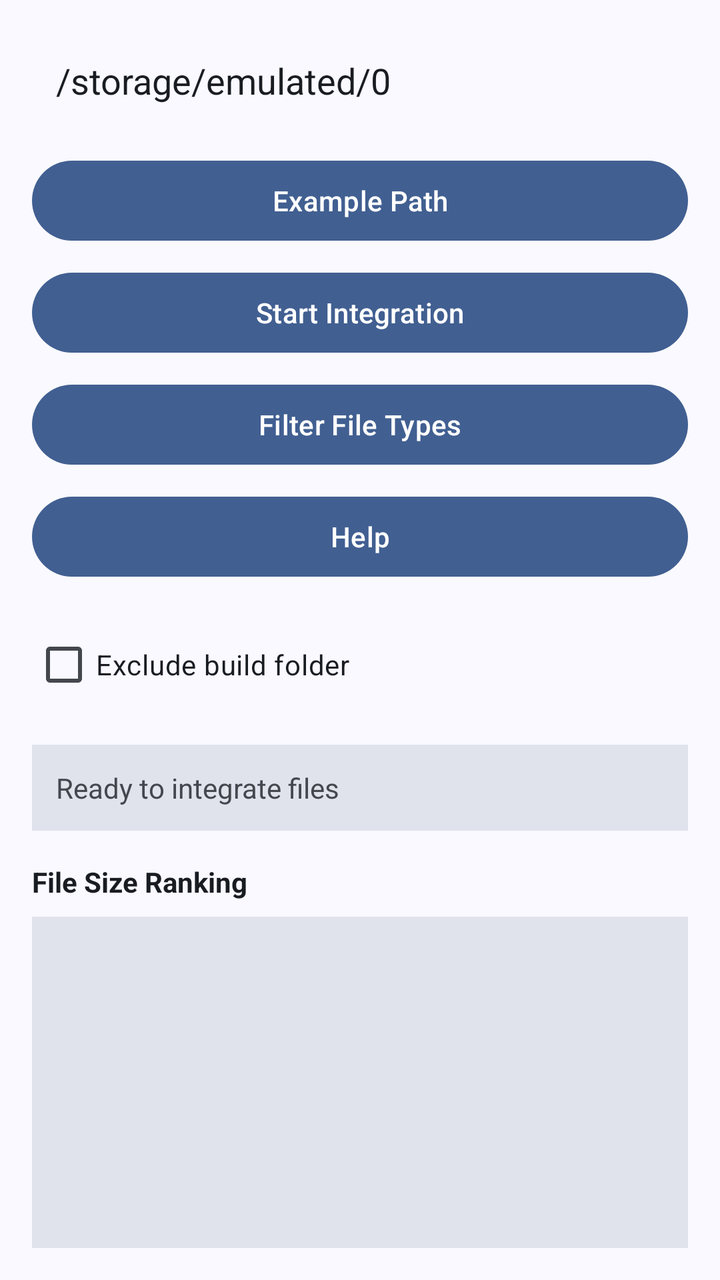
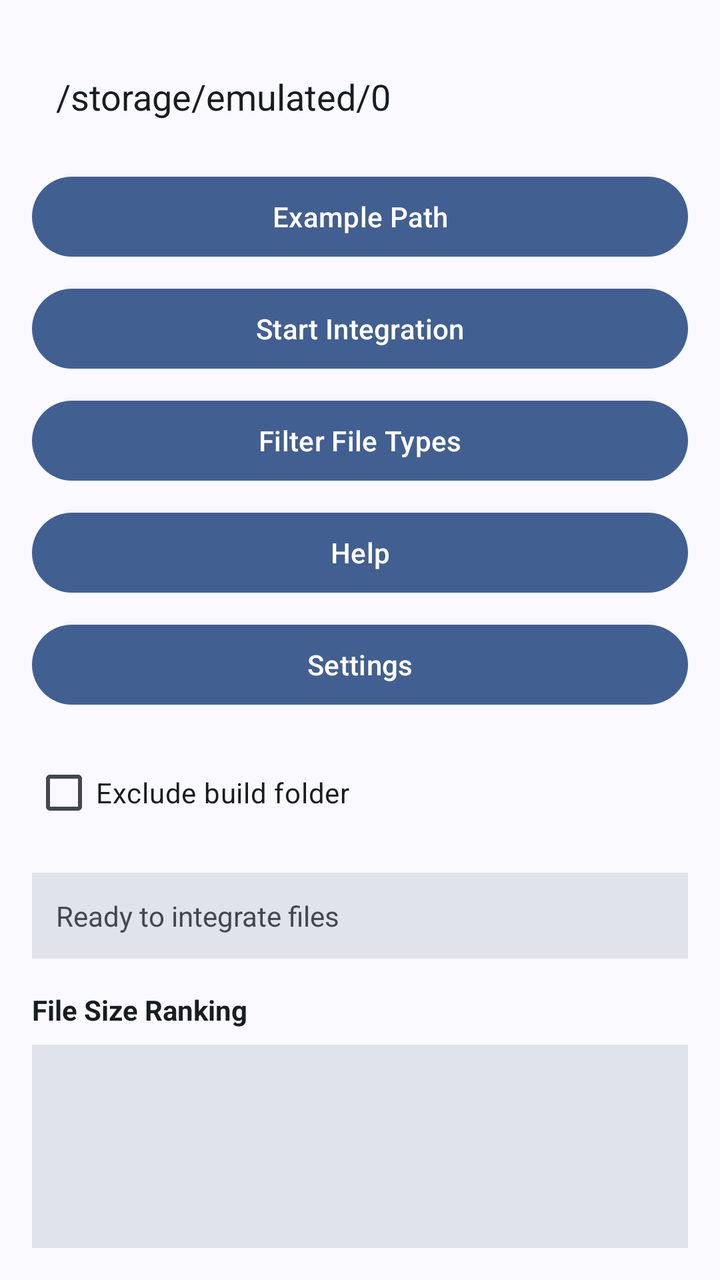

Before-and-after screenshots of an Android layout around one commit, followed by the original layout XML and the change that was made.
<!-- AndroidManifest.xml: application theme AppTheme -->
<!-- res/layout/activity_main.xml -->
<?xml version="1.0" encoding="utf-8"?>
<LinearLayout xmlns:android="http://schemas.android.com/apk/res/android"
    android:layout_width="match_parent"
    android:layout_height="match_parent"
    android:orientation="vertical"
    android:padding="16dp"
    android:background="@color/md_theme_background">

    <EditText
        android:id="@+id/edtSourcePath"
        android:layout_width="match_parent"
        android:layout_height="wrap_content"
        android:hint="e.g., /storage/emulated/0/MyProject"
        android:text="/storage/emulated/0"
        android:padding="12dp"
        android:layout_marginBottom="12dp"
        android:textColor="@color/md_theme_onSurface"
        android:textColorHint="@color/md_theme_outline"
        android:background="@color/md_theme_surface"
        android:inputType="text" />

    <Button
        android:id="@+id/btnSelectSource"
        android:layout_width="match_parent"
        android:layout_height="wrap_content"
        android:text="Example Path"
        android:layout_marginBottom="8dp" />

    <Button
        android:id="@+id/btnIntegrate"
        android:layout_width="match_parent"
        android:layout_height="wrap_content"
        android:text="Start Integration"
        android:layout_marginBottom="8dp" />

    <Button
        android:id="@+id/btnFileTypes"
        android:layout_width="match_parent"
        android:layout_height="wrap_content"
        android:text="Filter File Types"
        android:layout_marginBottom="8dp" />

    <Button
        android:id="@+id/btnHelp"
        android:layout_width="match_parent"
        android:layout_height="wrap_content"
        android:text="Help"
        android:layout_marginBottom="16dp" />

    <CheckBox
        android:id="@+id/cbExcludeBuild"
        android:layout_width="match_parent"
        android:layout_height="wrap_content"
        android:text="Exclude build folder"
        android:layout_marginBottom="16dp"
        android:textColor="@color/md_theme_onSurface" />

    <TextView
        android:id="@+id/tvStatus"
        android:layout_width="match_parent"
        android:layout_height="wrap_content"
        android:text="Ready to integrate files"
        android:padding="12dp"
        android:background="@color/md_theme_surfaceVariant"
        android:textColor="@color/md_theme_onSurfaceVariant"
        android:layout_marginBottom="16dp" />

    <TextView
        android:layout_width="match_parent"
        android:layout_height="wrap_content"
        android:text="File Size Ranking"
        android:textStyle="bold"
        android:textColor="@color/md_theme_onSurface"
        android:layout_marginBottom="8dp" />

    <ListView
        android:id="@+id/lvFileRanking"
        android:layout_width="match_parent"
        android:layout_height="200dp"
        android:background="@color/md_theme_surfaceVariant" />

</LinearLayout>
<!-- resources referenced by this layout -->
<resources>
  <color name="md_theme_background">#F9F9FF</color>
  <color name="md_theme_onSurface">#191C20</color>
  <color name="md_theme_onSurfaceVariant">#44474E</color>
  <color name="md_theme_outline">#74777F</color>
  <color name="md_theme_surface">#F9F9FF</color>
  <color name="md_theme_surfaceVariant">#E0E2EC</color>
  <style name="AppTheme" parent="Theme.Material3.Light.NoActionBar">
          
          <item name="colorPrimary">@color/md_theme_primary</item>
          <item name="colorOnPrimary">@color/md_theme_onPrimary</item>
          <item name="colorPrimaryContainer">@color/md_theme_primaryContainer</item>
          <item name="colorOnPrimaryContainer">@color/md_theme_onPrimaryContainer</item>
          <item name="colorSecondary">@color/md_theme_secondary</item>
          <item name="colorOnSecondary">@color/md_theme_onSecondary</item>
          <item name="colorSecondaryContainer">@color/md_theme_secondaryContainer</item>
          <item name="colorOnSecondaryContainer">@color/md_theme_onSecondaryContainer</item>
          <item name="colorTertiary">@color/md_theme_tertiary</item>
          <item name="colorOnTertiary">@color/md_theme_onTertiary</item>
          <item name="colorTertiaryContainer">@color/md_theme_tertiaryContainer</item>
          <item name="colorOnTertiaryContainer">@color/md_theme_onTertiaryContainer</item>
          <item name="colorError">@color/md_theme_error</item>
          <item name="colorOnError">@color/md_theme_onError</item>
          <item name="colorErrorContainer">@color/md_theme_errorContainer</item>
          <item name="colorOnErrorContainer">@color/md_theme_onErrorContainer</item>
          <item name="android:colorBackground">@color/md_theme_background</item>
          <item name="colorOnBackground">@color/md_theme_onBackground</item>
          <item name="colorSurface">@color/md_theme_surface</item>
          <item name="colorOnSurface">@color/md_theme_onSurface</item>
          <item name="colorSurfaceVariant">@color/md_theme_surfaceVariant</item>
          <item name="colorOnSurfaceVariant">@color/md_theme_onSurfaceVariant</item>
          <item name="colorOutline">@color/md_theme_outline</item>
          <item name="colorOutlineVariant">@color/md_theme_outlineVariant</item>
          <item name="colorSurfaceContainerHigh">@color/md_theme_surfaceContainerHigh</item>
          
          
          <item name="materialAlertDialogTheme">@style/ThemeOverlay.Material3.MaterialAlertDialog</item>
      </style>
  <color name="md_theme_primary">#415F91</color>
  <color name="md_theme_onPrimary">#FFFFFF</color>
  <color name="md_theme_primaryContainer">#D6E3FF</color>
  <color name="md_theme_onPrimaryContainer">#284777</color>
  <color name="md_theme_secondary">#565F71</color>
  <color name="md_theme_onSecondary">#FFFFFF</color>
  <color name="md_theme_secondaryContainer">#DAE2F9</color>
  <color name="md_theme_onSecondaryContainer">#3E4759</color>
  <color name="md_theme_tertiary">#705575</color>
  <color name="md_theme_onTertiary">#FFFFFF</color>
  <color name="md_theme_tertiaryContainer">#FAD8FD</color>
  <color name="md_theme_onTertiaryContainer">#573E5C</color>
  <color name="md_theme_error">#BA1A1A</color>
  <color name="md_theme_onError">#FFFFFF</color>
  <color name="md_theme_errorContainer">#FFDAD6</color>
  <color name="md_theme_onErrorContainer">#93000A</color>
  <color name="md_theme_onBackground">#191C20</color>
  <color name="md_theme_outlineVariant">#C4C6D0</color>
  <color name="md_theme_surfaceContainerHigh">#E7E8EE</color>
  <style name="ThemeOverlay.Material3.MaterialAlertDialog" parent="ThemeOverlay.MaterialComponents.MaterialAlertDialog">
          <item name="shapeAppearanceOverlay">@style/ShapeAppearance.Material3.Corner.Large</item>
      </style>
  <style name="ShapeAppearance.Material3.Corner.Large" parent="">
          <item name="cornerFamily">rounded</item>
          <item name="cornerSize">28dp</item>
      </style>
</resources>

<!-- the commit's change to res/layout/activity_main.xml (unified diff, before → after) -->
@@ -1,5 +1,6 @@
 <?xml version="1.0" encoding="utf-8"?>
 <LinearLayout xmlns:android="http://schemas.android.com/apk/res/android"
+    xmlns:app="http://schemas.android.com/apk/res-auto"
     android:layout_width="match_parent"
     android:layout_height="match_parent"
     android:orientation="vertical"
@@ -13,6 +14,7 @@
         android:hint="e.g., /storage/emulated/0/MyProject"
         android:text="/storage/emulated/0"
         android:padding="12dp"
+        android:layout_marginTop="8dp"
         android:layout_marginBottom="12dp"
         android:textColor="@color/md_theme_onSurface"
         android:textColorHint="@color/md_theme_outline"
@@ -45,6 +47,13 @@
         android:layout_width="match_parent"
         android:layout_height="wrap_content"
         android:text="Help"
+        android:layout_marginBottom="8dp" />
+
+    <Button
+        android:id="@+id/btnSettings"
+        android:layout_width="match_parent"
+        android:layout_height="wrap_content"
+        android:text="Settings"
         android:layout_marginBottom="16dp" />
 
     <CheckBox
